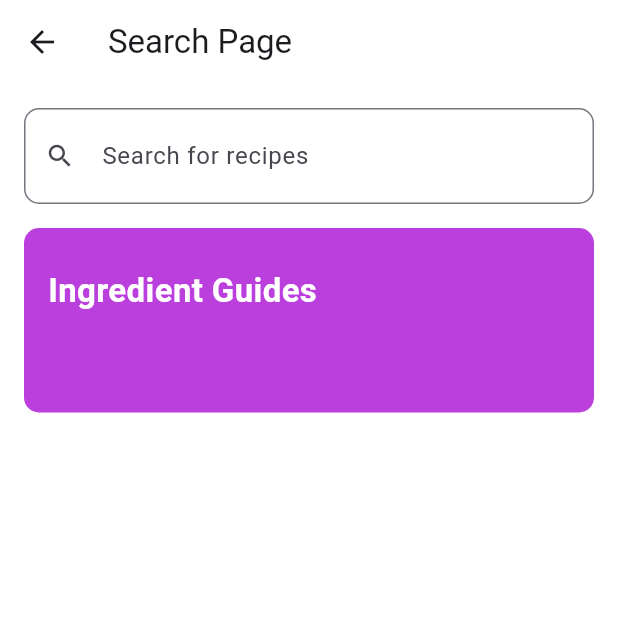
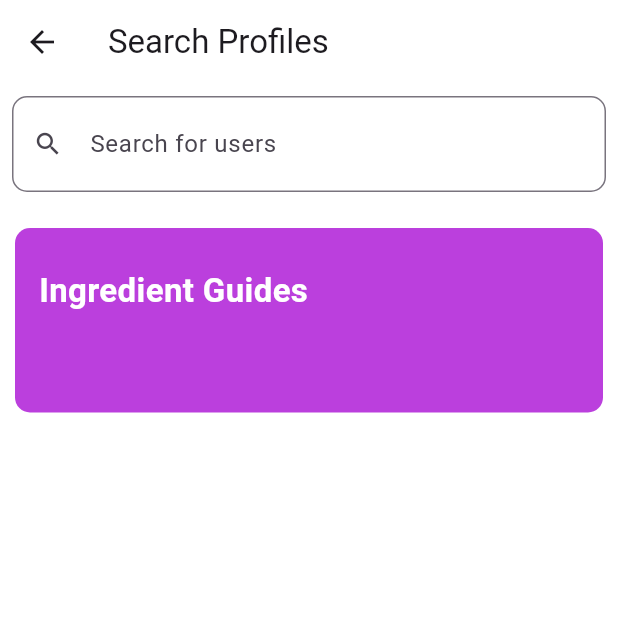
Before and after one commit to uzaircode/evercook, a Flutter app: the SearchPage screen opened directly, on a phone screen of 412 x 824 dp, the top half of it. Run offline on Flutter 3.47's test engine with Material 3 defaults, Android fonts, the phone set to English and light mode, and no system bars; our stand-ins replace dotted_border, email_validator, firebase_analytics, firebase_core, flutter_bloc, fpdart and 6 more; missing offline and left inert: dart:ffi; accounts and stored records are empty; network calls fail.

Commit message:
WIP - Add search features
- Add search features with ui
- Display user and recipe id of that particular user

```diff
--- a/lib/features/recipe/presentation/pages/search_page.dart
+++ b/lib/features/recipe/presentation/pages/search_page.dart
@@ -1,27 +1,66 @@
 import 'package:evercook/core/theme/app_pallete.dart';
+import 'package:evercook/core/utils/logger.dart';
 import 'package:evercook/features/ingredient_wiki/presentation/pages/ingredient_wiki_list.dart';
+import 'package:evercook/features/recipe/presentation/pages/profile_user_page.dart';
 import 'package:flutter/material.dart';
+import 'package:supabase_flutter/supabase_flutter.dart';
 
-class SearchPage extends StatelessWidget {
-  const SearchPage({Key? key}) : super(key: key);
+class SearchPage extends StatefulWidget {
+  const SearchPage({super.key});
+
+  @override
+  SearchPageState createState() => SearchPageState();
+}
+
+class SearchPageState extends State<SearchPage> {
+  final TextEditingController _searchController = TextEditingController();
+  List<Map<String, dynamic>> _searchResults = [];
+  bool _showIngredientGuides = true;
+
+  void searchProfiles(String query) async {
+    if (query.isEmpty) {
+      setState(() {
+        _searchResults = [];
+        _showIngredientGuides = true; // Hide the ingredient guides when the search field is empty
+      });
+      return;
+    }
+
+    final response = await Supabase.instance.client.from('profiles').select().textSearch('name', query);
+
+    // Check if the data is null or not in the expected format
+    final List<Map<String, dynamic>>? data = response as List<Map<String, dynamic>>?;
+    if (data == null) {
+      setState(() => _searchResults = []);
+      return;
+    }
+
+    setState(() {
+      _searchResults = data
+          .where((profile) => profile['name'] != null && profile['name'].toLowerCase().contains(query.toLowerCase()))
+          .toList();
+      _showIngredientGuides = false;
+    });
+  }
 
   @override
   Widget build(BuildContext context) {
     return Scaffold(
-      appBar: AppBar(
-        title: const Text('Search Page'),
-      ),
-      body: Padding(
-        padding: const EdgeInsets.all(16.0),
-        child: Column(
-          children: <Widget>[
-            TextField(
+      appBar: AppBar(title: const Text("Search Profiles")),
+      body: Column(
+        children: [
+          Padding(
+            padding: const EdgeInsets.all(8.0),
+            child: TextField(
+              controller: _searchController,
+              onTap: () {
+                setState(() {
+                  _showIngredientGuides = true; // Show the ingredient guides when the search field is tapped
+                });
+              },
               decoration: InputDecoration(
-                hintText: 'Search for recipes',
-                contentPadding: const EdgeInsets.symmetric(
-                  vertical: 20.0,
-                  horizontal: 10.0,
-                ),
+                hintText: 'Search for users',
+                contentPadding: const EdgeInsets.symmetric(vertical: 20.0, horizontal: 10.0),
                 prefixIcon: const Padding(
                   padding: EdgeInsets.only(left: 10.0, right: 10.0),
                   child: Icon(Icons.search, size: 20),
@@ -31,13 +70,16 @@ class SearchPage extends StatelessWidget {
                   borderSide: const BorderSide(width: 1.0),
                 ),
               ),
+              onChanged: searchProfiles,
             ),
+          ),
+          if (_showIngredientGuides) // Show the ingredient guides only if _showIngredientGuides is true
             GestureDetector(
               onTap: () {
                 Navigator.push(context, IngredientWikiListPage.route());
               },
               child: Container(
-                margin: const EdgeInsets.only(top: 16).copyWith(bottom: 4),
+                margin: const EdgeInsets.only(top: 16, left: 10, right: 10).copyWith(bottom: 4),
                 padding: const EdgeInsets.all(16),
                 width: double.infinity,
                 decoration: BoxDecoration(
@@ -66,9 +108,25 @@ class SearchPage extends StatelessWidget {
                   ],
                 ),
               ),
-            )
-          ],
-        ),
+            ),
+          if (_searchResults.isNotEmpty)
+            Expanded(
+              child: ListView.builder(
+                itemCount: _searchResults.length,
+                itemBuilder: (context, index) {
+                  final profile = _searchResults[index];
+                  LoggerService.logger.i(profile);
+                  return ListTile(
+                    title: Text(profile['name']),
+                    onTap: () {
+                      // Navigator.push(context, ProfilePage.route(profile['id']));
+                      Navigator.push(context, ProfileUserPage.route(profile));
+                    },
+                  );
+                },
+              ),
+            ),
+        ],
       ),
     );
   }
```
Also changed, not shown: lib/features/recipe/presentation/pages/profile_user_page.dart (added, +105 -0 lines).
